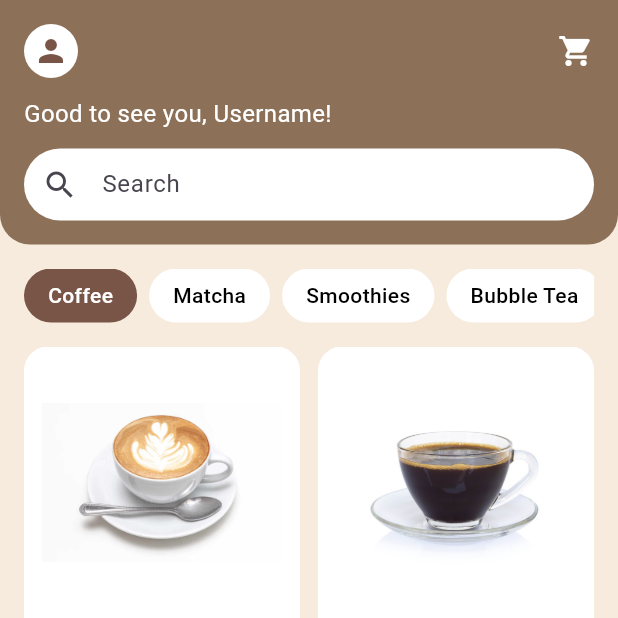
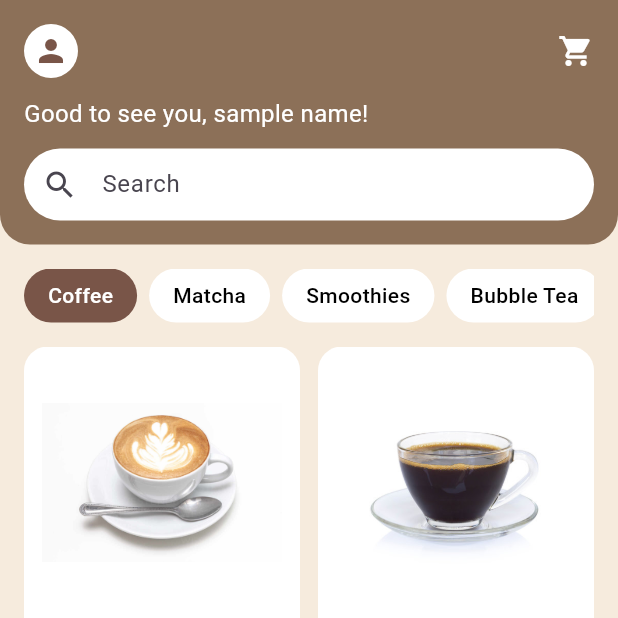
Before and after one commit to anshuyas/daisy_brew, a Flutter app: the HomeScreen screen opened by its route, on a phone screen of 412 x 824 dp, the top half of it. Run offline on Flutter 3.47's test engine with Material 3 defaults, Android fonts, the phone set to English and light mode, and no system bars; our stand-ins replace connectivity_plus, dartz, dio, equatable, flutter_riverpod, flutter_secure_storage and 5 more; missing offline and left inert: proximity_sensor, shake; accounts and stored records are empty; Roboto replaces fonts that are missing (Ubuntu).

Commit message:
fetched fullname in home and profile screens

```diff
--- a/lib/app.dart
+++ b/lib/app.dart
@@ -15,7 +15,8 @@ class MyApp extends StatelessWidget {
       routes: {
         '/splash': (context) => const SplashScreen(),
         '/login': (context) => const LoginScreen(),
-        '/home': (context) => HomeScreen(token: "sample_token"),
+        '/home': (context) =>
+            HomeScreen(token: "sample_token", fullName: 'sample name'),
       },
       initialRoute: '/splash',
     );
--- a/lib/features/auth/presentation/pages/login_screen.dart
+++ b/lib/features/auth/presentation/pages/login_screen.dart
@@ -32,7 +32,10 @@ class _LoginScreenState extends ConsumerState<LoginScreen> {
           Navigator.pushReplacement(
             context,
             MaterialPageRoute(
-              builder: (_) => HomeScreen(token: next.user!.token!),
+              builder: (context) => HomeScreen(
+                token: next.user!.token!,
+                fullName: next.user!.fullName,
+              ),
             ),
           );
 
--- a/lib/features/dashboard/presentation/pages/home_screen.dart
+++ b/lib/features/dashboard/presentation/pages/home_screen.dart
@@ -10,7 +10,8 @@ import 'profile_screen.dart';
 
 class HomeScreen extends StatefulWidget {
   final String token;
-  const HomeScreen({super.key, required this.token});
+  final String fullName;
+  const HomeScreen({super.key, required this.token, required this.fullName});
 
   @override
   _HomeScreenState createState() => _HomeScreenState();
@@ -122,7 +123,7 @@ class _HomeScreenState extends State<HomeScreen> {
         context,
         MaterialPageRoute(
           builder: (context) =>
-              ProfileScreen(token: widget.token, fullName: "User Name"),
+              ProfileScreen(token: widget.token, fullName: widget.fullName),
         ),
       );
     }
@@ -155,7 +156,7 @@ class _HomeScreenState extends State<HomeScreen> {
         child: Column(
           crossAxisAlignment: CrossAxisAlignment.start,
           children: [
-            HeaderWidget(onCartTap: _onCartTap),
+            HeaderWidget(onCartTap: _onCartTap, fullName: widget.fullName),
             const SizedBox(height: 16),
             Padding(
               padding: const EdgeInsets.symmetric(horizontal: 16),
--- a/lib/features/dashboard/presentation/pages/profile_screen.dart
+++ b/lib/features/dashboard/presentation/pages/profile_screen.dart
@@ -135,7 +135,7 @@ class _ProfileScreenState extends State<ProfileScreen> {
       if (filename != null) {
         setState(() {
           _uploadedImageUrl =
-              "http://192.168.55.204:3000/public/profile_pictures/$filename";
+              "http://192.168.254.13:3000/public/profile_pictures/$filename";
         });
 
         // Directly show success message here
--- a/lib/features/dashboard/presentation/widgets/header_widget.dart
+++ b/lib/features/dashboard/presentation/widgets/header_widget.dart
@@ -2,8 +2,13 @@ import 'package:flutter/material.dart';
 
 class HeaderWidget extends StatelessWidget {
   final VoidCallback onCartTap;
+  final String fullName;
 
-  const HeaderWidget({super.key, required this.onCartTap});
+  const HeaderWidget({
+    super.key,
+    required this.onCartTap,
+    required this.fullName,
+  });
 
   @override
   Widget build(BuildContext context) {
@@ -34,8 +39,8 @@ class HeaderWidget extends StatelessWidget {
             ],
           ),
           const SizedBox(height: 12),
-          const Text(
-            'Good to see you, Username!',
+          Text(
+            'Good to see you, $fullName!',
             style: TextStyle(color: Colors.white, fontSize: 16),
           ),
           const SizedBox(height: 12),
```
Also changed, not shown: 1 other file.
